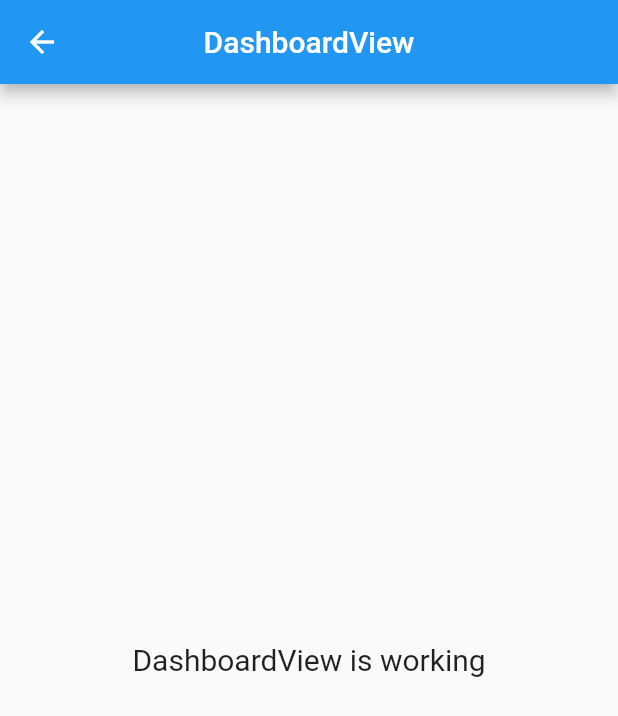
After one commit to Serkhani/ugmis, a Flutter app: the DashboardView screen opened by its route, on a phone screen of 412 x 824 dp. The commit adds this screen. Shown: the top 716 px of the screen. Run offline on Flutter 3.47's test engine with Material 2 defaults, Android fonts, the phone set to English and light mode, and no system bars; our stand-ins replace get; project files that could hold a hidden picture were left out.

Commit message:
added dashboard

```diff
--- /dev/null
+++ b/lib/app/modules/dashboard/views/dashboard_view.dart
@@ -0,0 +1,24 @@
+import 'package:flutter/material.dart';
+
+import 'package:get/get.dart';
+
+import '../controllers/dashboard_controller.dart';
+
+class DashboardView extends GetView<DashboardController> {
+  const DashboardView({Key? key}) : super(key: key);
+  @override
+  Widget build(BuildContext context) {
+    return Scaffold(
+      appBar: AppBar(
+        title: const Text('DashboardView'),
+        centerTitle: true,
+      ),
+      body: const Center(
+        child: Text(
+          'DashboardView is working',
+          style: TextStyle(fontSize: 20),
+        ),
+      ),
+    );
+  }
+}
--- a/lib/app/routes/app_pages.dart
+++ b/lib/app/routes/app_pages.dart
@@ -1,5 +1,7 @@
 import 'package:get/get.dart';
 
+import '../modules/dashboard/bindings/dashboard_binding.dart';
+import '../modules/dashboard/views/dashboard_view.dart';
 import '../modules/home/bindings/home_binding.dart';
 import '../modules/home/views/home_view.dart';
 import '../modules/launcher/bindings/launcher_binding.dart';
@@ -37,5 +39,10 @@ class AppPages {
       page: () => const RegistrationView(),
       binding: RegistrationBinding(),
     ),
+    GetPage(
+      name: _Paths.DASHBOARD,
+      page: () => const DashboardView(),
+      binding: DashboardBinding(),
+    ),
   ];
 }
--- a/lib/app/routes/app_routes.dart
+++ b/lib/app/routes/app_routes.dart
@@ -6,6 +6,7 @@ abstract class Routes {
   static const LAUNCHER = _Paths.LAUNCHER;
   static const LOGIN = _Paths.LOGIN;
   static const REGISTRATION = _Paths.REGISTRATION;
+  static const DASHBOARD = _Paths.DASHBOARD;
 }
 
 abstract class _Paths {
@@ -14,4 +15,5 @@ abstract class _Paths {
   static const LAUNCHER = '/launcher';
   static const LOGIN = '/login';
   static const REGISTRATION = '/registration';
+  static const DASHBOARD = '/dashboard';
 }
```
Also changed, not shown: lib/app/modules/dashboard/bindings/dashboard_binding.dart (added, +12 -0 lines), lib/app/modules/dashboard/controllers/dashboard_controller.dart (added, +23 -0 lines).
